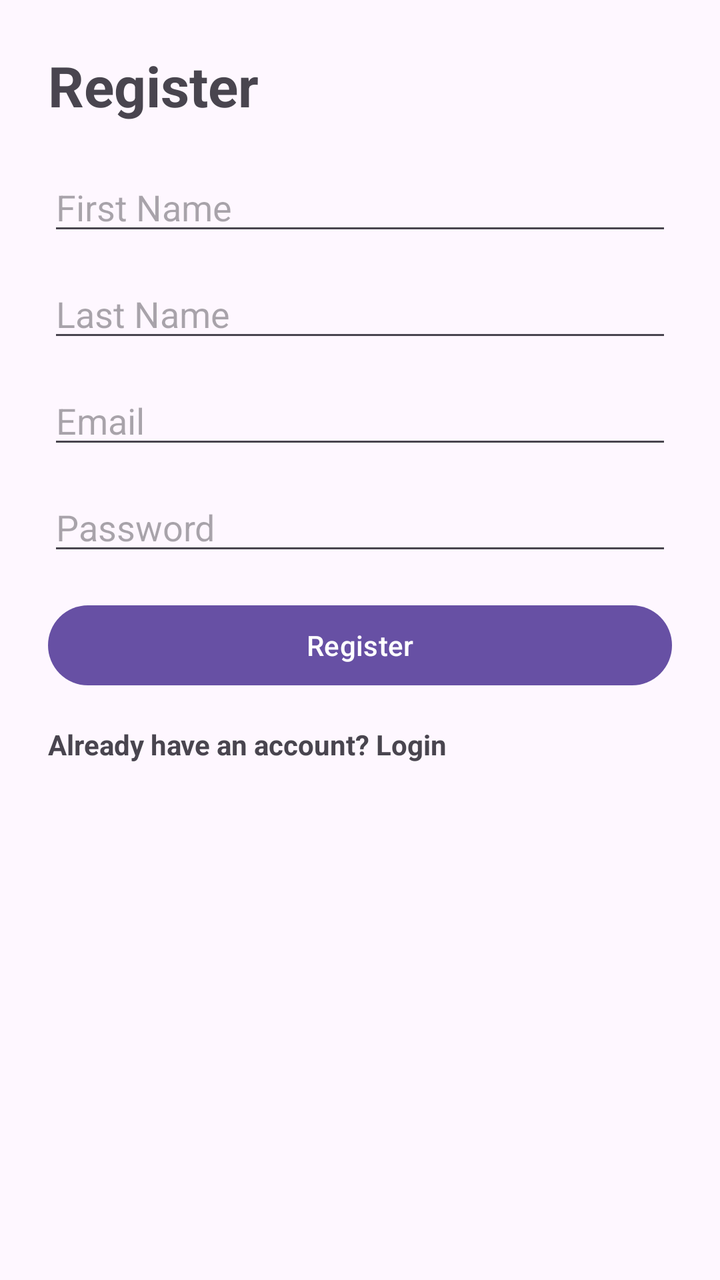
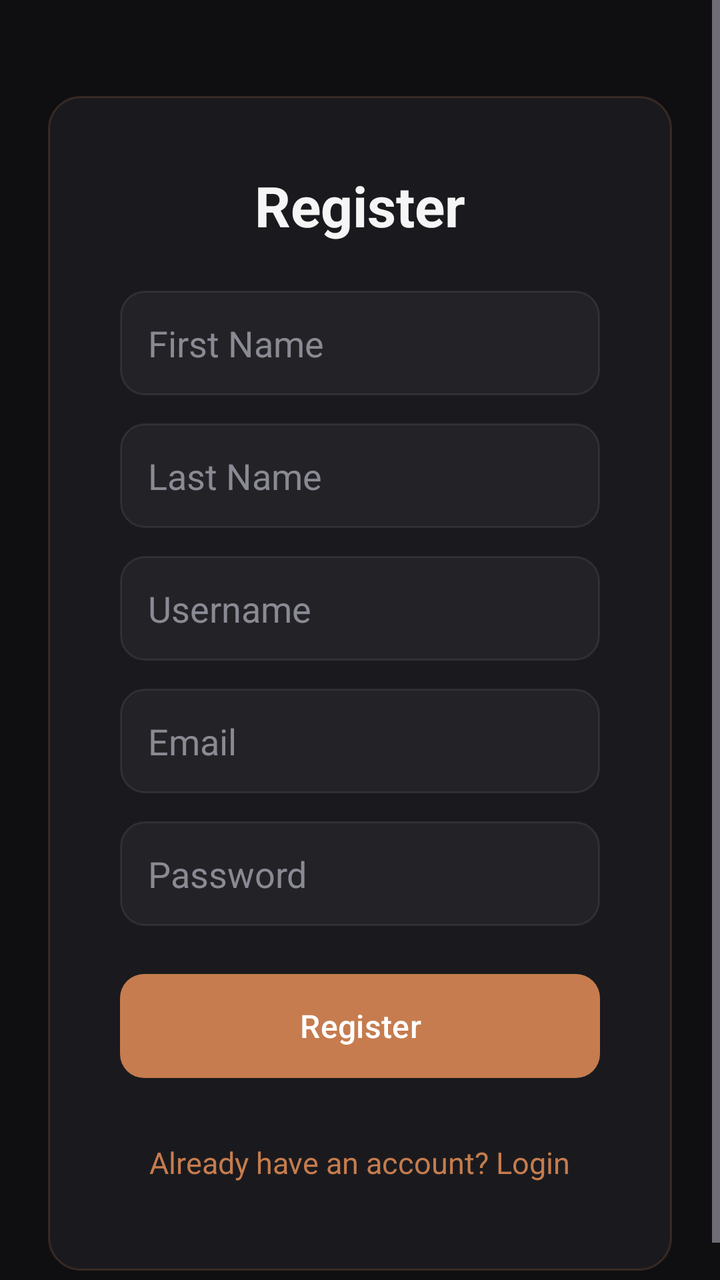

Compare the two renders of this Android layout. The source of the first and the diff that turns it into the second are given below.
<!-- AndroidManifest.xml: application theme Theme.Mobile -->
<!-- res/layout/activity_register.xml -->
<?xml version="1.0" encoding="utf-8"?>
<ScrollView xmlns:android="http://schemas.android.com/apk/res/android"
    android:layout_width="match_parent"
    android:layout_height="match_parent">

    <LinearLayout
        android:layout_width="match_parent"
        android:layout_height="wrap_content"
        android:orientation="vertical"
        android:padding="24dp">

        <TextView
            android:layout_width="wrap_content"
            android:layout_height="wrap_content"
            android:text="Register"
            android:textSize="28sp"
            android:textStyle="bold" />

        <EditText
            android:id="@+id/etFirstName"
            android:layout_width="match_parent"
            android:layout_height="wrap_content"
            android:layout_marginTop="20dp"
            android:hint="First Name" />

        <EditText
            android:id="@+id/etLastName"
            android:layout_width="match_parent"
            android:layout_height="wrap_content"
            android:layout_marginTop="12dp"
            android:hint="Last Name" />

        <EditText
            android:id="@+id/etEmail"
            android:layout_width="match_parent"
            android:layout_height="wrap_content"
            android:layout_marginTop="12dp"
            android:hint="Email"
            android:inputType="textEmailAddress" />

        <EditText
            android:id="@+id/etPassword"
            android:layout_width="match_parent"
            android:layout_height="wrap_content"
            android:layout_marginTop="12dp"
            android:hint="Password"
            android:inputType="textPassword" />

        <Button
            android:id="@+id/btnRegister"
            android:layout_width="match_parent"
            android:layout_height="wrap_content"
            android:layout_marginTop="16dp"
            android:text="Register" />

        <TextView
            android:id="@+id/tvGoLogin"
            android:layout_width="wrap_content"
            android:layout_height="wrap_content"
            android:layout_marginTop="16dp"
            android:text="Already have an account? Login"
            android:textStyle="bold" />
    </LinearLayout>
</ScrollView>
<!-- resources referenced by this layout -->
<resources>
  <style name="Theme.Mobile" parent="Base.Theme.Mobile" />
  <style name="Base.Theme.Mobile" parent="Theme.Material3.DayNight.NoActionBar">
          
          
      </style>
</resources>

<!-- the commit's change to res/layout/activity_register.xml (unified diff, before → after) -->
@@ -1,64 +1,126 @@
 <?xml version="1.0" encoding="utf-8"?>
 <ScrollView xmlns:android="http://schemas.android.com/apk/res/android"
+    xmlns:tools="http://schemas.android.com/tools"
     android:layout_width="match_parent"
-    android:layout_height="match_parent">
+    android:layout_height="match_parent"
+    android:background="@color/background"
+    android:fillViewport="true">
 
     <LinearLayout
         android:layout_width="match_parent"
         android:layout_height="wrap_content"
         android:orientation="vertical"
-        android:padding="24dp">
+        android:padding="24dp"
+        android:gravity="center_horizontal">
 
-        <TextView
-            android:layout_width="wrap_content"
-            android:layout_height="wrap_content"
-            android:text="Register"
-            android:textSize="28sp"
-            android:textStyle="bold" />
-
-        <EditText
-            android:id="@+id/etFirstName"
+        <LinearLayout
             android:layout_width="match_parent"
             android:layout_height="wrap_content"
-            android:layout_marginTop="20dp"
-            android:hint="First Name" />
+            android:orientation="vertical"
+            android:background="@drawable/bg_card"
+            android:padding="36dp"
+            android:layout_marginTop="24dp"
+            tools:ignore="UseCompoundDrawables">
 
-        <EditText
-            android:id="@+id/etLastName"
-            android:layout_width="match_parent"
-            android:layout_height="wrap_content"
-            android:layout_marginTop="12dp"
-            android:hint="Last Name" />
+            <TextView
+                android:layout_width="wrap_content"
+                android:layout_height="wrap_content"
+                android:text="Register"
+                android:textSize="28sp"
+                android:textStyle="bold"
+                android:textColor="@color/text_primary"
+                android:layout_gravity="center_horizontal"
+                android:layout_marginBottom="24dp" />
 
-        <EditText
-            android:id="@+id/etEmail"
-            android:layout_width="match_parent"
-            android:layout_height="wrap_content"
-            android:layout_marginTop="12dp"
-            android:hint="Email"
-            android:inputType="textEmailAddress" />
+            <EditText
+                android:id="@+id/etFirstName"
+                android:layout_width="match_parent"
+                android:layout_height="wrap_content"
+                android:layout_marginBottom="14dp"
+                android:hint="First Name"
+                android:inputType="textPersonName"
+                android:textColor="@color/text_primary"
+                android:textColorHint="@color/text_muted"
+                android:background="@drawable/bg_input"
+                android:padding="14dp"
+                android:minHeight="52dp" />
 
-        <EditText
-            android:id="@+id/etPassword"
-            android:layout_width="match_parent"
-            android:layout_height="wrap_content"
-            android:layout_marginTop="12dp"
-            android:hint="Password"
-            android:inputType="textPassword" />
+            <EditText
+                android:id="@+id/etLastName"
+                android:layout_width="match_parent"
+                android:layout_height="wrap_content"
+                android:layout_marginBottom="14dp"
+                android:hint="Last Name"
+                android:inputType="textPersonName"
+                android:textColor="@color/text_primary"
+                android:textColorHint="@color/text_muted"
+                android:background="@drawable/bg_input"
+                android:padding="14dp"
+                android:minHeight="52dp" />
 
-        <Button
-            android:id="@+id/btnRegister"
-            android:layout_width="match_parent"
-            android:layout_height="wrap_content"
-            android:layout_marginTop="16dp"
-            android:text="Register" />
+            <EditText
+                android:id="@+id/etUsername"
+                android:layout_width="match_parent"
+                android:layout_height="wrap_content"
+                android:layout_marginBottom="14dp"
+                android:hint="Username"
+                android:inputType="text"
+                android:textColor="@color/text_primary"
+                android:textColorHint="@color/text_muted"
+                android:background="@drawable/bg_input"
+                android:padding="14dp"
+                android:minHeight="52dp" />
 
-        <TextView
-            android:id="@+id/tvGoLogin"
-            android:layout_width="wrap_content"
-            android:layout_height="wrap_content"
-            android:layout_marginTop="16dp"
-            android:text="Already have an account? Login"
-            android:textStyle="bold" />
+            <EditText
+                android:id="@+id/etEmail"
+                android:layout_width="match_parent"
+                android:layout_height="wrap_content"
+                android:layout_marginBottom="14dp"
+                android:hint="Email"
+                android:inputType="textEmailAddress"
+                android:textColor="@color/text_primary"
+                android:textColorHint="@color/text_muted"
+                android:background="@drawable/bg_input"
+                android:padding="14dp"
+                android:minHeight="52dp" />
+
+            <EditText
+                android:id="@+id/etPassword"
+                android:layout_width="match_parent"
+                android:layout_height="wrap_content"
+                android:layout_marginBottom="24dp"
+                android:hint="Password"
+                android:inputType="textPassword"
+                android:textColor="@color/text_primary"
+                android:textColorHint="@color/text_muted"
+                android:background="@drawable/bg_input"
+                android:padding="14dp"
+                android:minHeight="52dp" />
+
+            <Button
+                android:id="@+id/btnRegister"
+                android:layout_width="match_parent"
+                android:layout_height="wrap_content"
+                android:minHeight="52dp"
+                android:text="Register"
+                android:textColor="@color/white"
+                android:background="@drawable/bg_button_primary"
+                android:textAllCaps="false"
+                android:textSize="16sp"
+                android:fontFamily="sans-serif-medium" />
+
+            <TextView
+                android:id="@+id/tvGoLogin"
+                android:layout_width="wrap_content"
+                android:layout_height="wrap_content"
+                android:layout_gravity="center_horizontal"
+                android:layout_marginTop="24dp"
+                android:text="Already have an account? Login"
+                android:textColor="@color/copper"
+                android:textSize="15sp"
+                android:padding="8dp"
+                android:clickable="true"
+                android:focusable="true" />
+        </LinearLayout>
     </LinearLayout>
 </ScrollView>
<!-- resource entries referenced after the edit -->
@@ -1,9 +1,51 @@
 <!-- resources referenced by this layout -->
 <resources>
+  <color name="background">#0F0F12</color>
+  <color name="copper">#C67C4E</color>
+  <color name="text_muted">#8A8A94</color>
+  <color name="text_primary">#F5F5F5</color>
+  <color name="white">#FFFFFFFF</color>
+  <!-- drawable bg_button_primary (drawable) -->
+  <?xml version="1.0" encoding="utf-8"?>
+  <shape xmlns:android="http://schemas.android.com/apk/res/android"
+      android:shape="rectangle">
+      <gradient
+          android:startColor="#C67C4E"
+          android:endColor="#A8693D"
+          android:angle="135" />
+      <corners android:radius="12dp" />
+  </shape>
+  <!-- drawable bg_card (drawable) -->
+  <?xml version="1.0" encoding="utf-8"?>
+  <shape xmlns:android="http://schemas.android.com/apk/res/android"
+      android:shape="rectangle">
+      <solid android:color="#1A1A1E" />
+      <stroke android:width="1dp" android:color="#33C67C4E" />
+      <corners android:radius="16dp" />
+  </shape>
+  <!-- drawable bg_input (drawable) -->
+  <?xml version="1.0" encoding="utf-8"?>
+  <shape xmlns:android="http://schemas.android.com/apk/res/android"
+      android:shape="rectangle">
+      <solid android:color="#0AFFFFFF" />
+      <stroke android:width="1dp" android:color="#14FFFFFF" />
+      <corners android:radius="12dp" />
+  </shape>
   <style name="Theme.Mobile" parent="Base.Theme.Mobile" />
-  <style name="Base.Theme.Mobile" parent="Theme.Material3.DayNight.NoActionBar">
-          
-          
+  <style name="Base.Theme.Mobile" parent="Theme.Material3.Dark.NoActionBar">
+          <item name="colorPrimary">@color/copper</item>
+          <item name="colorPrimaryVariant">@color/copper_light</item>
+          <item name="colorOnPrimary">@color/white</item>
+          <item name="android:colorBackground">@color/background</item>
+          <item name="colorSurface">@color/surface</item>
+          <item name="colorOnSurface">@color/text_primary</item>
+          <item name="colorOnSurfaceVariant">@color/text_secondary</item>
+          <item name="android:statusBarColor">@color/background</item>
+          <item name="android:navigationBarColor">@color/background</item>
+          <item name="android:windowLightStatusBar" tools:targetApi="m">false</item>
       </style>
+  <color name="copper_light">#D4895A</color>
+  <color name="surface">#1A1A1E</color>
+  <color name="text_secondary">#A8A8B0</color>
 </resources>
 
